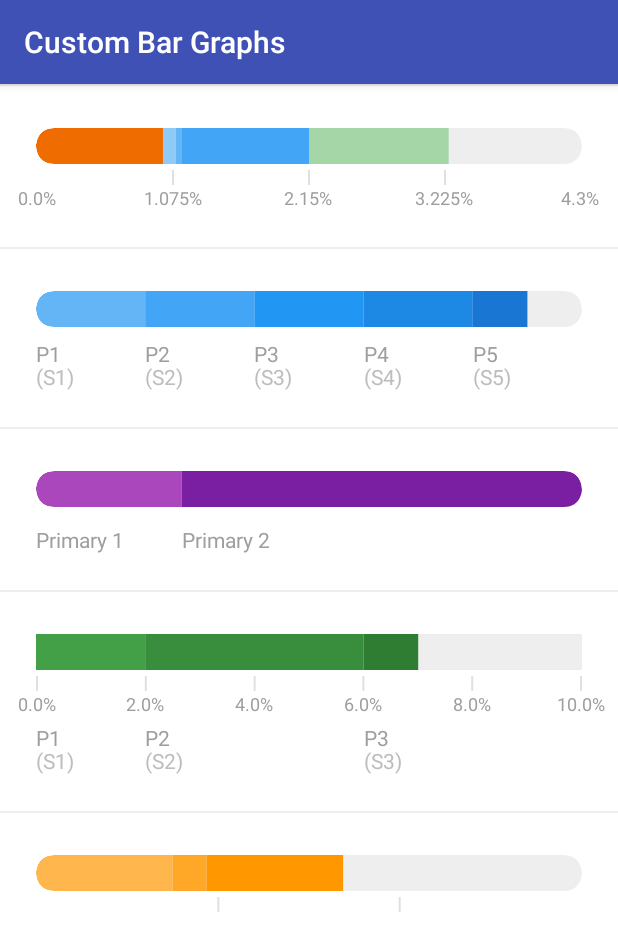
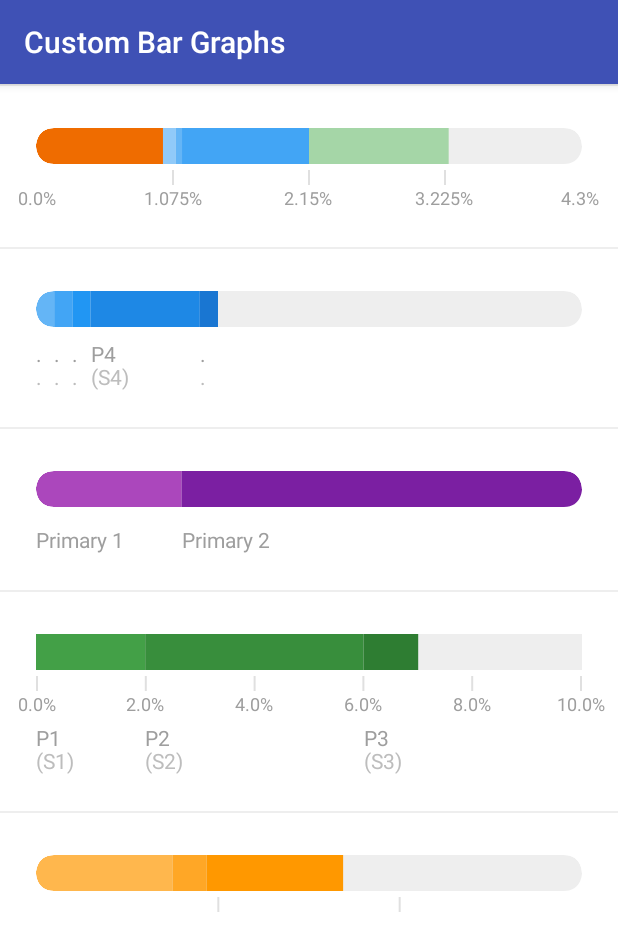
Before and after one commit to joseph-venditti/CustomBarGraph, an Android app: the screen it shows after launch (MainActivity), on a phone screen of 412 x 824 dp. Shown: the top 951 px of the screen. Run offline under Robolectric (Android 15) with nearby library versions, the phone set to English and light mode, and no system bars.

```diff
--- a/app/src/main/java/ca/jmdv/custombargraph/MainActivity.java
+++ b/app/src/main/java/ca/jmdv/custombargraph/MainActivity.java
@@ -45,10 +45,10 @@ public class MainActivity extends AppCompatActivity {
         // SAMPLE 2
 
         // Create color/value pairs
-        pair0 = new DataItem(ContextCompat.getColor(this, R.color.colorBlue_300), 1.0f, getString(R.string.primary_label_1), getString(R.string.secondary_label_1));
-        pair1 = new DataItem(ContextCompat.getColor(this, R.color.colorBlue_400), 1.0f, getString(R.string.primary_label_2), getString(R.string.secondary_label_2));
-        pair2 = new DataItem(ContextCompat.getColor(this, R.color.colorBlue_500), 1.0f, getString(R.string.primary_label_3), getString(R.string.secondary_label_3));
-        pair3 = new DataItem(ContextCompat.getColor(this, R.color.colorBlue_600), 1.0f, getString(R.string.primary_label_4), getString(R.string.secondary_label_4));
+        pair0 = new DataItem(ContextCompat.getColor(this, R.color.colorBlue_300), 0.5f, getString(R.string.primary_label_1), getString(R.string.secondary_label_1));
+        pair1 = new DataItem(ContextCompat.getColor(this, R.color.colorBlue_400), 0.5f, getString(R.string.primary_label_2), getString(R.string.secondary_label_2));
+        pair2 = new DataItem(ContextCompat.getColor(this, R.color.colorBlue_500), 0.5f, getString(R.string.primary_label_3), getString(R.string.secondary_label_3));
+        pair3 = new DataItem(ContextCompat.getColor(this, R.color.colorBlue_600), 3.0f, getString(R.string.primary_label_4), getString(R.string.secondary_label_4));
         pair4 = new DataItem(ContextCompat.getColor(this, R.color.colorBlue_700), 0.5f, getString(R.string.primary_label_5), getString(R.string.secondary_label_5));
 
         // Add pairs to array
@@ -61,7 +61,7 @@ public class MainActivity extends AppCompatActivity {
 
         // Set max value and data for bar graph
         final CustomBarGraph barGraph2 = (CustomBarGraph) findViewById(R.id.barGraph2);
-        barGraph2.setMaxValue(5.0f);
+        barGraph2.setMaxValue(15.0f);
         barGraph2.setData(values);
 
         // *************************************************************************************
--- a/app/src/main/java/ca/jmdv/custombargraph/views/CustomBarGraph.java
+++ b/app/src/main/java/ca/jmdv/custombargraph/views/CustomBarGraph.java
@@ -30,7 +30,7 @@ public class CustomBarGraph extends View {
     private static final int DEFAULT_SCALE_LINE_REPEAT_PERCENTAGE = 10;
     private static final int DEFAULT_SCALE_LINE_WIDTH = 2;
     private static final String PERCENTAGE_SYMBOL = "%";
-    private static final String TEXT_CLIPPED_SYMBOL = "...";
+    private static final String TEXT_CLIPPED_SYMBOL = ".";
 
     private float maxValue = MAX_SCALE_LINE_REPEAT_PERCENTAGE;
     private float currentFillLength = 0;
@@ -82,6 +82,16 @@ public class CustomBarGraph extends View {
     public void setData(ArrayList<DataItem> data) {
         //Log.d(TAG, "setData");
         this.rawData = data;
+    }
+
+    public void setShowLinePercentages(boolean showLinePercentages) {
+        //Log.d(TAG, "setShowLinePercentages");
+        this.scaleShowLinePercentages = showLinePercentages;
+    }
+
+    public void setScaleLineRepeatPercentage(int scaleLineRepeatPercentage) {
+        //Log.d(TAG, "setScaleLineRepeatPercentage");
+        this.scaleLineRepeatPercentage = scaleLineRepeatPercentage;
     }
 
     private void processData() {
```
